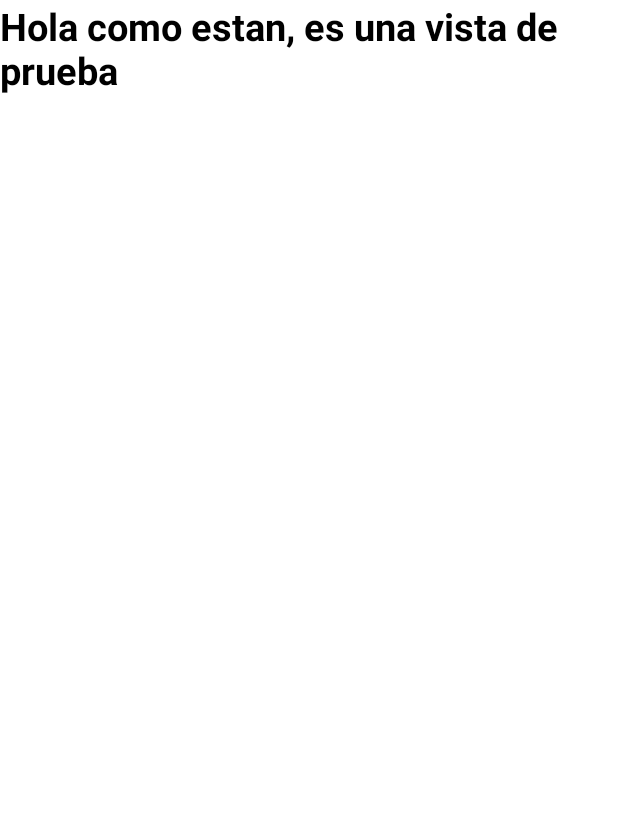
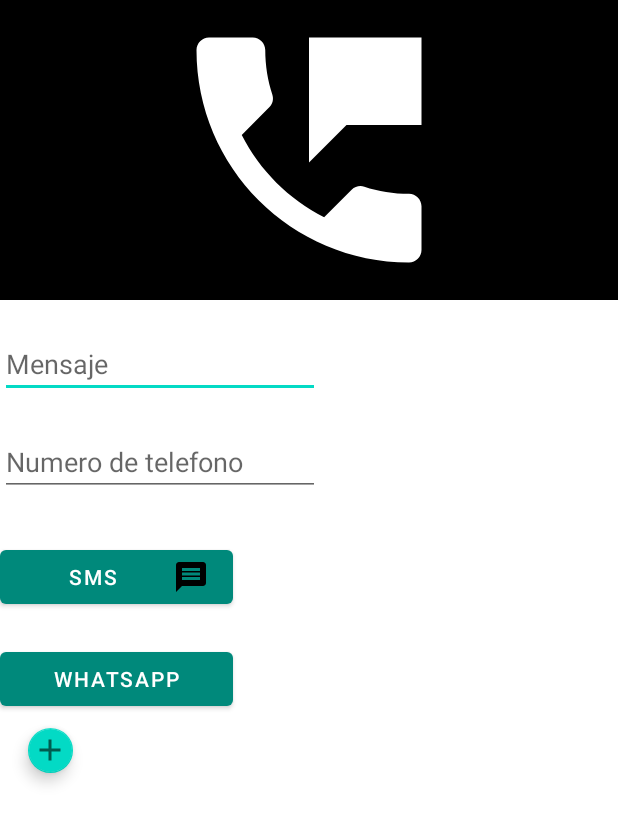
Before and after one commit to V3Ronica1/PROYECTO-FINAL-DAUTE, an Android app: the layout activity_contactos.xml on its own in the app's theme, with its tools: preview values and no code run, on a phone screen of 412 x 824 dp. Shown: the top 823 px of the screen. Run offline under Robolectric (Android 15) with nearby library versions, the light colour scheme and no system bars.

Commit message:
Diseño de contactos

```diff
--- /dev/null
+++ b/app/src/main/res/drawable/ic_baseline_add_24.xml
@@ -0,0 +1,5 @@
+<vector android:height="24dp" android:tint="#000000"
+    android:viewportHeight="24" android:viewportWidth="24"
+    android:width="24dp" xmlns:android="http://schemas.android.com/apk/res/android">
+    <path android:fillColor="@android:color/white" android:pathData="M19,13h-6v6h-2v-6H5v-2h6V5h2v6h6v2z"/>
+</vector>
--- /dev/null
+++ b/app/src/main/res/drawable/ic_baseline_message_24.xml
@@ -0,0 +1,5 @@
+<vector android:height="24dp" android:tint="#000000"
+    android:viewportHeight="24" android:viewportWidth="24"
+    android:width="24dp" xmlns:android="http://schemas.android.com/apk/res/android">
+    <path android:fillColor="@android:color/white" android:pathData="M20,2L4,2c-1.1,0 -1.99,0.9 -1.99,2L2,22l4,-4h14c1.1,0 2,-0.9 2,-2L22,4c0,-1.1 -0.9,-2 -2,-2zM18,14L6,14v-2h12v2zM18,11L6,11L6,9h12v2zM18,8L6,8L6,6h12v2z"/>
+</vector>
--- /dev/null
+++ b/app/src/main/res/drawable/ic_baseline_perm_phone_msg_24.xml
@@ -0,0 +1,5 @@
+<vector android:height="24dp" android:tint="#FFFFFF"
+    android:viewportHeight="24" android:viewportWidth="24"
+    android:width="24dp" xmlns:android="http://schemas.android.com/apk/res/android">
+    <path android:fillColor="@android:color/white" android:pathData="M20,15.5c-1.25,0 -2.45,-0.2 -3.57,-0.57 -0.35,-0.11 -0.74,-0.03 -1.02,0.24l-2.2,2.2c-2.83,-1.44 -5.15,-3.75 -6.59,-6.58l2.2,-2.21c0.28,-0.27 0.36,-0.66 0.25,-1.01C8.7,6.45 8.5,5.25 8.5,4c0,-0.55 -0.45,-1 -1,-1H4c-0.55,0 -1,0.45 -1,1 0,9.39 7.61,17 17,17 0.55,0 1,-0.45 1,-1v-3.5c0,-0.55 -0.45,-1 -1,-1zM12,3v10l3,-3h6V3h-9z"/>
+</vector>
--- a/app/src/main/res/layout/activity_contactos.xml
+++ b/app/src/main/res/layout/activity_contactos.xml
@@ -8,12 +8,77 @@
     android:orientation="vertical"
     tools:context="com.Contacto.Contactos">
 
-  <TextView
+  <ImageView
+      android:id="@+id/imgTitulo"
       android:layout_width="match_parent"
+      android:layout_height="200dp"
+      android:background="@color/black"
+      android:src="@drawable/ic_baseline_perm_phone_msg_24"
+      android:scaleType="fitCenter"
+      app:layout_contrainLeft_toLeftOf="parent"
+      app:layout_contrainRight_toLRightOf="parent"
+      app:layout_contrainTop_toTopOf="parent"/>
+
+  <LinearLayout
+      android:layout_width="wrap_content"
       android:layout_height="wrap_content"
-      android:text="Hola como estan, es una vista de prueba"
-      android:textSize="25dp"
-      android:textStyle="bold"
-      android:textColor="@color/black"/>
+      android:gravity=""/>
+
+  <EditText
+      android:id="@+id/edtMensaje"
+      android:layout_width="wrap_content"
+      android:layout_height="wrap_content"
+      android:layout_marginTop="20dp"
+      android:ems="10"
+      android:inputType="textPersonName"
+      android:hint="Mensaje"
+      app:layout_contrainEnd_toEndOf="parent"
+      app:layout_contrainStart_toStartOf="parent"
+      app:layout_contrainTop_toBottomOf="@+id/imgTitulo"/>
+
+  <EditText
+      android:id="@+id/edtNDT"
+      android:layout_width="wrap_content"
+      android:layout_height="wrap_content"
+      android:layout_marginTop="20dp"
+      android:ems="10"
+      android:inputType="textPersonName"
+      android:hint="Numero de telefono"
+      app:layout_contrainEnd_toEndOf="parent"
+      app:layout_contrainStart_toStartOf="parent"
+      app:layout_contrainTop_toBottomOf="@+id/editText"/>
+
+  <Button
+      android:id="@+id/btnS"
+      android:layout_width="155dp"
+      android:layout_height="wrap_content"
+      android:layout_marginTop="30dp"
+      android:text="SMS"
+      android:drawableRight="@drawable/ic_baseline_message_24"
+      app:layout_contrainEnd_toEndOf="parent"
+      app:layout_contrainStart_toStartOf="parent"
+      app:layout_contrainTop_toBottomOf="@+id/button"/>
+
+  <Button
+      android:id="@+id/btnW"
+      android:layout_width="155dp"
+      android:layout_height="wrap_content"
+      android:layout_marginTop="20dp"
+      android:text="Whatsapp"
+      app:layout_contrainEnd_toEndOf="parent"
+      app:layout_contrainStart_toStartOf="parent"
+      app:layout_contrainTop_toBottomOf="@+id/button"/>
+
+  <com.google.android.material.floatingactionbutton.FloatingActionButton
+      android:id="@+id/btnSelec"
+      android:layout_width="30dp"
+      android:layout_height="30dp"
+      android:layout_marginStart="10dp"
+      android:clickable="true"
+      app:fabCustomSize="30dp"
+      app:layout_contrainButton_toTopOf="@+id/button"
+      app:layout_contrainStart_toStartOf="@+id/editTextPersonNumber"
+      app:layout_contrainTop_toBottomOf="@+id/editTextPersonName"
+      app:srcCompat="@drawable/ic_baseline_add_24"/>
 
   </androidx.appcompat.widget.LinearLayoutCompat>
```
